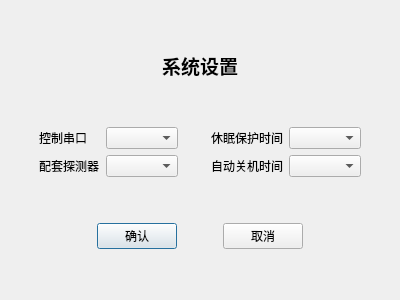
This is tarsier/systemsetting.ui in curious-heart/exposure as Qt 5 draws it before an edit. The edited form follows.
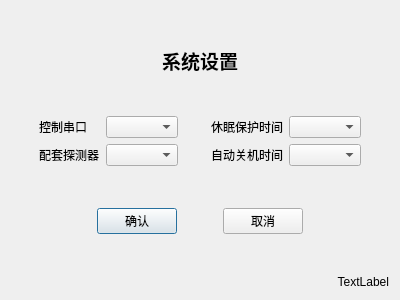
This is the edited form.

Patch:
```diff
--- a/tarsier/systemsetting.ui
+++ b/tarsier/systemsetting.ui
@@ -15,7 +15,7 @@
   </property>
   <layout class="QGridLayout" name="gridLayout_2">
    <item row="0" column="0">
-    <layout class="QVBoxLayout" name="verticalLayout">
+    <layout class="QVBoxLayout" name="verticalLayout" stretch="0,0,0,0,0,0,0,0">
      <item>
       <spacer name="verticalSpacer_4">
        <property name="orientation">
@@ -34,7 +34,6 @@
        <property name="font">
         <font>
          <pointsize>14</pointsize>
-         <weight>75</weight>
          <bold>true</bold>
         </font>
        </property>
@@ -256,6 +255,16 @@
        </property>
       </spacer>
      </item>
+     <item>
+      <widget class="QLabel" name="versionLabel">
+       <property name="text">
+        <string>TextLabel</string>
+       </property>
+       <property name="alignment">
+        <set>Qt::AlignRight|Qt::AlignTrailing|Qt::AlignVCenter</set>
+       </property>
+      </widget>
+     </item>
     </layout>
    </item>
   </layout>
```
